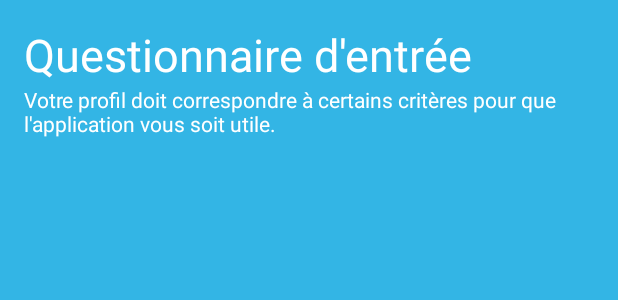
After one commit to Alexcouter/CreanTreprise, an Android app: the layout activity_questionnaire_entree.xml on its own in the app's theme, with its tools: preview values and no code run, on a phone screen of 412 x 824 dp. The commit adds this screen. Shown: the top 300 px of the screen. Run offline under Robolectric (Android 15) with nearby library versions, the phone set to English and light mode, and no system bars.

Commit message:
Autres trucs

```diff
--- /dev/null
+++ b/app/src/main/res/layout/activity_questionnaire_entree.xml
@@ -0,0 +1,44 @@
+<RelativeLayout xmlns:android="http://schemas.android.com/apk/res/android"
+    xmlns:tools="http://schemas.android.com/tools" android:layout_width="match_parent"
+    android:layout_height="match_parent" android:paddingLeft="@dimen/activity_horizontal_margin"
+    android:paddingRight="@dimen/activity_horizontal_margin"
+    android:paddingTop="@dimen/activity_vertical_margin"
+    android:paddingBottom="@dimen/activity_vertical_margin"
+    tools:context="com.example.creantreprise.QuestionnaireEntree"
+    android:background="#33b5e5">
+
+    <ScrollView
+        android:layout_width="wrap_content"
+        android:layout_height="wrap_content"
+        android:id="@+id/scrollView" >
+
+        <LinearLayout
+            android:orientation="vertical"
+            android:layout_width="fill_parent"
+            android:layout_height="fill_parent"
+            android:layout_alignParentTop="true"
+            android:layout_alignParentLeft="true"
+            android:layout_alignParentStart="true"
+            android:weightSum="1">
+
+            <TextView
+                android:layout_width="wrap_content"
+                android:layout_height="wrap_content"
+                android:textAppearance="?android:attr/textAppearanceLarge"
+                android:text="Questionnaire d&apos;entrée"
+                android:id="@+id/questionnaireentree"
+                android:textColor="#FFFFFF"
+                android:textSize="30sp"
+                android:textIsSelectable="false" />
+
+            <TextView
+                android:layout_width="wrap_content"
+                android:layout_height="wrap_content"
+                android:textAppearance="?android:attr/textAppearanceSmall"
+                android:text="Votre profil doit correspondre à certains critères pour que l&apos;application vous soit utile."
+                android:id="@+id/questionnairedesc"
+                android:textColor="#FFFFFF"
+                android:layout_weight="0.03" />
+        </LinearLayout>
+    </ScrollView>
+</RelativeLayout>
--- /dev/null
+++ b/app/src/main/res/values-w820dp/dimens.xml
@@ -0,0 +1,6 @@
+<resources>
+    <!-- Example customization of dimensions originally defined in res/values/dimens.xml
+         (such as screen margins) for screens with more than 820dp of available width. This
+         would include 7" and 10" devices in landscape (~960dp and ~1280dp respectively). -->
+    <dimen name="activity_horizontal_margin">64dp</dimen>
+</resources>
--- /dev/null
+++ b/app/src/main/res/values/dimens.xml
@@ -0,0 +1,5 @@
+<resources>
+    <!-- Default screen margins, per the Android Design guidelines. -->
+    <dimen name="activity_horizontal_margin">16dp</dimen>
+    <dimen name="activity_vertical_margin">16dp</dimen>
+</resources>
--- a/app/src/main/res/values/strings.xml
+++ b/app/src/main/res/values/strings.xml
@@ -8,5 +8,7 @@
     <string name="quitter">QUITTER</string>
     <string name="aide">AIDE</string>
     <string name="logo_application">Logo application</string>
+    <string name="title_activity_questionnaire_entree">QuestionnaireEntree</string>
+    <string name="action_settings">Settings</string>
 
 </resources>
```
Also changed, not shown: app/src/main/AndroidManifest.xml (+14 -2 lines), app/src/main/java/com/example/creantreprise/MainActivity.java (+20 -2 lines), app/src/main/java/com/example/creantreprise/QuestionnaireEntree.java (added, +27 -0 lines), app/src/main/res/layout/activity_main.xml (+9 -8 lines), app/src/main/res/menu/menu_questionnaire_entree.xml (added, +7 -0 lines), 3 other files.
